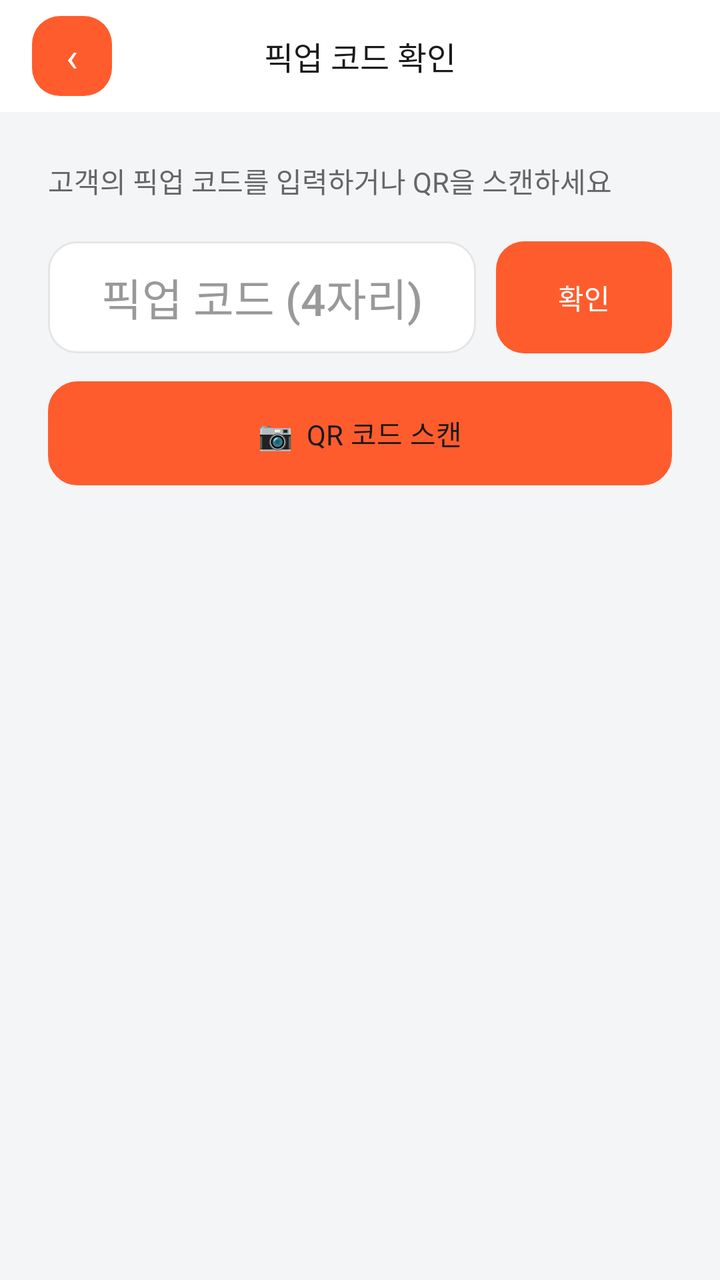
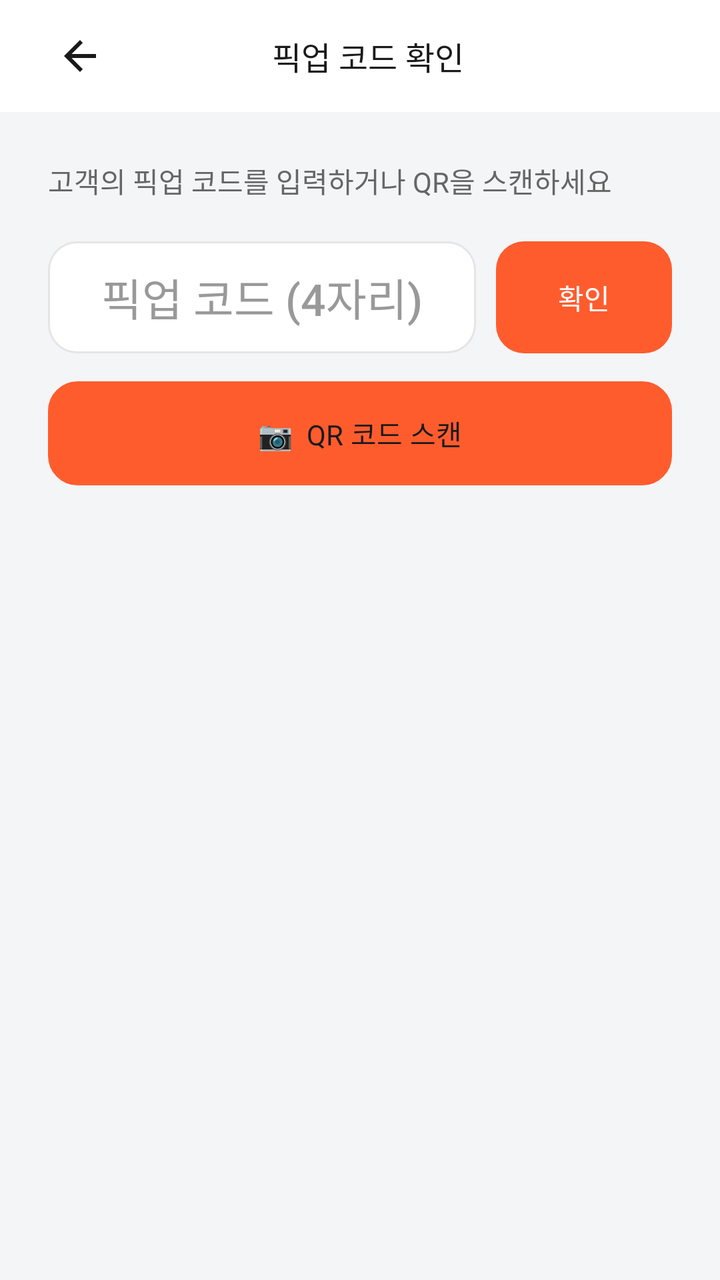

Screens rendered from an Android XML layout before and after an edit, with the pre-edit source and the edit as a unified diff.
<!-- AndroidManifest.xml: application theme Theme.Deuktemsiru_seller -->
<!-- res/layout/activity_pickup_verify.xml -->
<?xml version="1.0" encoding="utf-8"?>
<ScrollView
    xmlns:android="http://schemas.android.com/apk/res/android"
    android:layout_width="match_parent"
    android:layout_height="match_parent"
    android:background="@color/surface"
    android:fillViewport="true">

    <LinearLayout
        android:layout_width="match_parent"
        android:layout_height="wrap_content"
        android:orientation="vertical">

        
        <LinearLayout
            android:layout_width="match_parent"
            android:layout_height="56dp"
            android:orientation="horizontal"
            android:gravity="center_vertical"
            android:paddingHorizontal="16dp"
            android:background="@color/white">

            <Button
                android:id="@+id/btn_back"
                android:layout_width="40dp"
                android:layout_height="40dp"
                android:text="‹"
                android:textSize="20sp"
                android:textColor="@color/white"
                android:background="@drawable/bg_button_primary"
                android:insetTop="0dp"
                android:insetBottom="0dp"
                android:stateListAnimator="@null"
                android:paddingHorizontal="0dp" />

            <TextView
                android:layout_width="0dp"
                android:layout_height="wrap_content"
                android:layout_weight="1"
                android:gravity="center"
                android:text="픽업 코드 확인"
                android:textSize="16sp"
                android:textColor="@color/text"
                android:fontFamily="sans-serif-medium" />

            <View
                android:layout_width="40dp"
                android:layout_height="40dp" />

        </LinearLayout>

        
        <LinearLayout
            android:layout_width="match_parent"
            android:layout_height="wrap_content"
            android:orientation="vertical"
            android:padding="24dp">

            <TextView
                android:layout_width="wrap_content"
                android:layout_height="wrap_content"
                android:text="고객의 픽업 코드를 입력하거나 QR을 스캔하세요"
                android:textSize="14sp"
                android:textColor="@color/text_sub"
                android:layout_marginBottom="20dp" />

            
            <LinearLayout
                android:layout_width="match_parent"
                android:layout_height="wrap_content"
                android:orientation="horizontal"
                android:gravity="center_vertical">

                <EditText
                    android:id="@+id/et_pickup_code"
                    android:layout_width="0dp"
                    android:layout_height="56dp"
                    android:layout_weight="1"
                    android:background="@drawable/bg_card_white"
                    android:hint="픽업 코드 (4자리)"
                    android:inputType="number"
                    android:maxLength="4"
                    android:paddingHorizontal="16dp"
                    android:singleLine="true"
                    android:textColor="@color/text"
                    android:textColorHint="@color/text_muted"
                    android:textSize="22sp"
                    android:fontFamily="sans-serif-medium"
                    android:gravity="center" />

                <Button
                    android:id="@+id/btn_verify"
                    android:layout_width="wrap_content"
                    android:layout_height="56dp"
                    android:layout_marginStart="10dp"
                    android:background="@drawable/bg_button_primary"
                    android:insetTop="0dp"
                    android:insetBottom="0dp"
                    android:stateListAnimator="@null"
                    android:text="확인"
                    android:textColor="#FFFFFF"
                    android:textSize="14sp" />

            </LinearLayout>

            <Button
                android:id="@+id/btn_scan_qr"
                android:layout_width="match_parent"
                android:layout_height="52dp"
                android:layout_marginTop="14dp"
                android:background="@drawable/bg_button_outline"
                android:insetTop="0dp"
                android:insetBottom="0dp"
                android:stateListAnimator="@null"
                android:text="📷  QR 코드 스캔"
                android:textColor="@color/text"
                android:textSize="14sp" />

            
            <TextView
                android:id="@+id/tv_verify_status"
                android:layout_width="match_parent"
                android:layout_height="wrap_content"
                android:layout_marginTop="16dp"
                android:textSize="15sp"
                android:fontFamily="sans-serif-medium"
                android:gravity="center"
                android:visibility="gone" />

            
            <LinearLayout
                android:id="@+id/card_result"
                android:layout_width="match_parent"
                android:layout_height="wrap_content"
                android:orientation="vertical"
                android:background="@drawable/bg_card_white"
                android:padding="16dp"
                android:layout_marginTop="16dp"
                android:visibility="gone">

                <TextView
                    android:id="@+id/tv_result_title"
                    android:layout_width="wrap_content"
                    android:layout_height="wrap_content"
                    android:text="주문 확인됨"
                    android:textSize="15sp"
                    android:textColor="@color/text"
                    android:fontFamily="sans-serif-medium"
                    android:layout_marginBottom="6dp" />

                <TextView
                    android:id="@+id/tv_result_customer_name"
                    android:layout_width="wrap_content"
                    android:layout_height="wrap_content"
                    android:textSize="13sp"
                    android:textColor="@color/text_sub"
                    android:layout_marginBottom="6dp" />

                <TextView
                    android:id="@+id/tv_result_order_number"
                    android:layout_width="wrap_content"
                    android:layout_height="wrap_content"
                    android:textSize="13sp"
                    android:textColor="@color/text_sub" />

                <TextView
                    android:id="@+id/tv_result_items"
                    android:layout_width="wrap_content"
                    android:layout_height="wrap_content"
                    android:layout_marginTop="4dp"
                    android:textSize="13sp"
                    android:textColor="@color/text_sub" />

                <TextView
                    android:id="@+id/tv_result_amount"
                    android:layout_width="wrap_content"
                    android:layout_height="wrap_content"
                    android:layout_marginTop="4dp"
                    android:textSize="14sp"
                    android:textColor="@color/text"
                    android:fontFamily="sans-serif-medium" />

                <Button
                    android:id="@+id/btn_complete"
                    android:layout_width="match_parent"
                    android:layout_height="48dp"
                    android:layout_marginTop="14dp"
                    android:background="@drawable/bg_button_primary"
                    android:insetTop="0dp"
                    android:insetBottom="0dp"
                    android:stateListAnimator="@null"
                    android:text="픽업 완료 처리"
                    android:textColor="#FFFFFF"
                    android:textSize="14sp"
                    android:fontFamily="sans-serif-medium" />

            </LinearLayout>

            
            <LinearLayout
                android:id="@+id/card_completed"
                android:layout_width="match_parent"
                android:layout_height="wrap_content"
                android:orientation="vertical"
                android:background="@drawable/bg_card_white"
                android:padding="16dp"
                android:layout_marginTop="16dp"
                android:clickable="true"
                android:focusable="true"
                android:visibility="gone">

                <TextView
                    android:layout_width="wrap_content"
                    android:layout_height="wrap_content"
                    android:text="🎉 픽업 완료!"
                    android:textSize="15sp"
                    android:textColor="#2E7D32"
                    android:fontFamily="sans-serif-medium"
                    android:layout_marginBottom="12dp" />

                <LinearLayout
                    android:layout_width="match_parent"
                    android:layout_height="wrap_content"
                    android:orientation="horizontal"
                    android:gravity="center_vertical">

                    <TextView
                        android:id="@+id/tv_completed_emoji"
                        android:layout_width="44dp"
                        android:layout_height="44dp"
                        android:gravity="center"
                        android:textSize="26sp"
                        android:background="@drawable/bg_rounded_muted"
                        android:layout_marginEnd="12dp" />

                    <LinearLayout
                        android:layout_width="0dp"
                        android:layout_height="wrap_content"
                        android:layout_weight="1"
                        android:orientation="vertical">

                        <TextView
                            android:id="@+id/tv_completed_name"
                            android:layout_width="wrap_content"
                            android:layout_height="wrap_content"
                            android:textSize="14sp"
                            android:textColor="@color/text"
                            android:fontFamily="sans-serif-medium" />

                        <TextView
                            android:id="@+id/tv_completed_status"
                            android:layout_width="wrap_content"
                            android:layout_height="wrap_content"
                            android:text="픽업 완료"
                            android:textSize="12sp"
                            android:textColor="#2E7D32"
                            android:layout_marginTop="2dp" />

                    </LinearLayout>

                    <TextView
                        android:id="@+id/tv_completed_amount"
                        android:layout_width="wrap_content"
                        android:layout_height="wrap_content"
                        android:textSize="14sp"
                        android:textColor="@color/text"
                        android:fontFamily="sans-serif-medium" />

                </LinearLayout>

            </LinearLayout>

        </LinearLayout>

    </LinearLayout>

</ScrollView>
<!-- resources referenced by this layout -->
<resources>
  <color name="surface">#FFF4F5F7</color>
  <color name="text">#FF1A1A1A</color>
  <color name="text_muted">#FF999999</color>
  <color name="text_sub">#FF666666</color>
  <color name="white">#FFFFFFFF</color>
  <!-- drawable bg_button_outline (drawable) -->
  <?xml version="1.0" encoding="utf-8"?>
  
  <shape xmlns:android="http://schemas.android.com/apk/res/android"
      android:shape="rectangle">
      <solid android:color="#FFFFFF" />
      <stroke android:width="1.5dp" android:color="#E5E5E5" />
      <corners android:radius="14dp" />
  </shape>
  <!-- drawable bg_button_primary (drawable) -->
  <?xml version="1.0" encoding="utf-8"?>
  
  <shape xmlns:android="http://schemas.android.com/apk/res/android"
      android:shape="rectangle">
      <solid android:color="#FF5C2E" />
      <corners android:radius="14dp" />
  </shape>
  <!-- drawable bg_card_white (drawable) -->
  <?xml version="1.0" encoding="utf-8"?>
  
  <shape xmlns:android="http://schemas.android.com/apk/res/android"
      android:shape="rectangle">
      <solid android:color="#FFFFFF" />
      <stroke android:width="1dp" android:color="#E5E5E5" />
      <corners android:radius="14dp" />
  </shape>
  <!-- drawable bg_rounded_muted (drawable) -->
  <?xml version="1.0" encoding="utf-8"?>
  
  <shape xmlns:android="http://schemas.android.com/apk/res/android"
      android:shape="rectangle">
      <solid android:color="#F0F0F0" />
      <corners android:radius="8dp" />
  </shape>
  <style name="Theme.Deuktemsiru_seller" parent="Base.Theme.Deuktemsiru_seller" />
  <style name="Base.Theme.Deuktemsiru_seller" parent="Theme.Material3.Light.NoActionBar">
          <item name="colorPrimary">@color/primary</item>
          <item name="colorPrimaryVariant">@color/primary_dark</item>
          <item name="colorOnPrimary">@color/white</item>
          <item name="colorSurface">@color/surface</item>
          <item name="android:colorBackground">@color/surface</item>
          <item name="android:fontFamily">sans-serif</item>
          <item name="bottomNavigationStyle">@style/Widget.App.BottomNav</item>
      </style>
  <color name="primary">#FFFF5C2E</color>
  <color name="primary_dark">#FF6B2B12</color>
  <style name="Widget.App.BottomNav" parent="Widget.Material3.BottomNavigationView">
          <item name="itemIconTint">@color/bottom_nav_color</item>
          <item name="itemTextColor">@color/bottom_nav_color</item>
          <item name="itemActiveIndicatorStyle">@style/Widget.App.ActiveIndicator</item>
      </style>
  <style name="Widget.App.ActiveIndicator" parent="Widget.Material3.BottomNavigationView.ActiveIndicator">
          <item name="android:color">@color/primary_light</item>
      </style>
  <color name="primary_light">#FFFFEDE5</color>
</resources>

<!-- the commit's change to res/layout/activity_pickup_verify.xml (unified diff, before → after) -->
@@ -20,18 +20,16 @@
             android:paddingHorizontal="16dp"
             android:background="@color/white">
 
-            <Button
+            <ImageButton
                 android:id="@+id/btn_back"
-                android:layout_width="40dp"
-                android:layout_height="40dp"
-                android:text="‹"
-                android:textSize="20sp"
-                android:textColor="@color/white"
-                android:background="@drawable/bg_button_primary"
-                android:insetTop="0dp"
-                android:insetBottom="0dp"
-                android:stateListAnimator="@null"
-                android:paddingHorizontal="0dp" />
+                android:layout_width="48dp"
+                android:layout_height="48dp"
+                android:src="@drawable/abc_ic_ab_back_material"
+                android:tint="@color/text"
+                android:background="?attr/selectableItemBackgroundBorderless"
+                android:padding="12dp"
+                android:scaleType="fitCenter"
+                android:contentDescription="뒤로가기" />
 
             <TextView
                 android:layout_width="0dp"
@@ -205,8 +203,6 @@
                 android:background="@drawable/bg_card_white"
                 android:padding="16dp"
                 android:layout_marginTop="16dp"
-                android:clickable="true"
-                android:focusable="true"
                 android:visibility="gone">
 
                 <TextView
